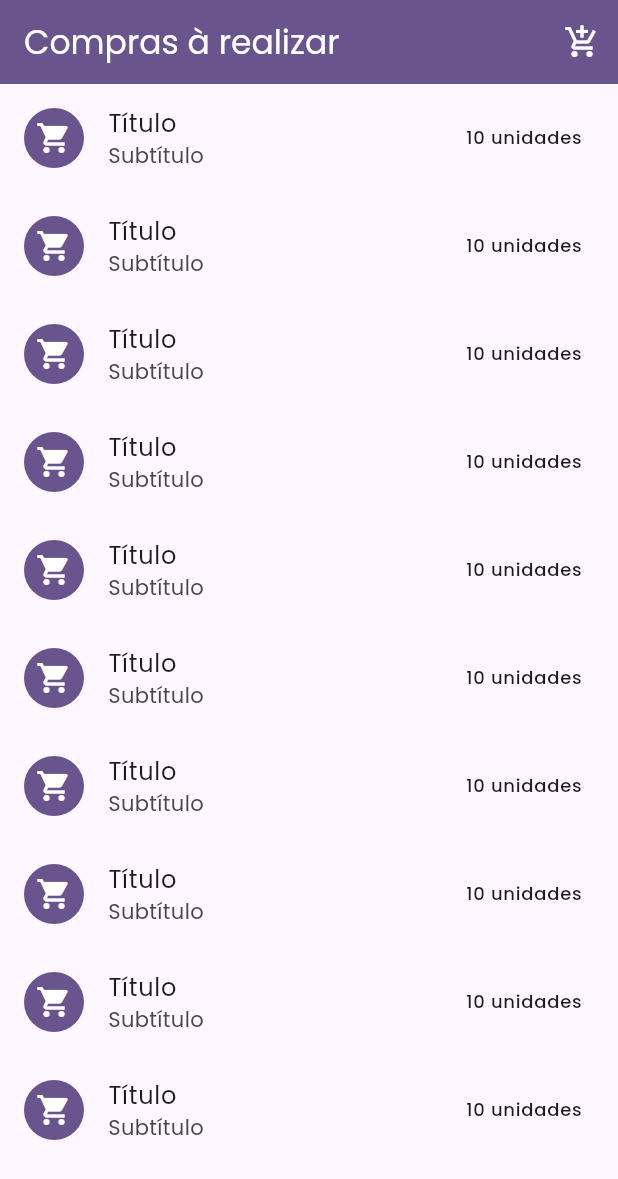
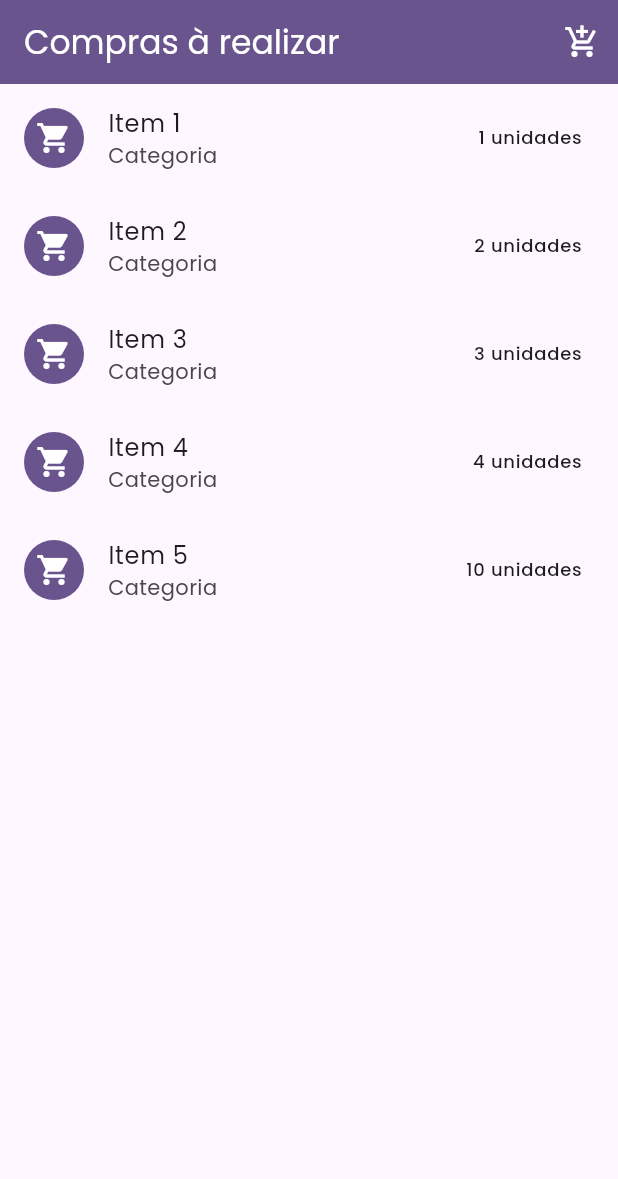
Before and after one commit to Anotherafael/shoplist, a Flutter app: the screen it shows after launch, on a phone screen of 412 x 824 dp. Shown: the top 1179 px of the screen. Run offline on Flutter 3.47's test engine with Material 3 defaults, Android fonts, the phone set to English and light mode, and no system bars; our stand-ins replace dartz, equatable, flutter_riverpod, get_it, google_fonts, lottie.

Commit message:
➕ Mock list with state management added.

```diff
--- a/lib/app/domain/entities/shop_item_entity.dart
+++ b/lib/app/domain/entities/shop_item_entity.dart
@@ -3,11 +3,13 @@
 abstract class ShopItemEntity {
   String id;
   String name;
+  int quantity;
   // CategoryEntity category;
 
   ShopItemEntity({
     required this.id,
     required this.name,
+    required this.quantity,
     // required this.category,
   });
 }
--- a/lib/app/domain/repositories/shop_item_repository.dart
+++ b/lib/app/domain/repositories/shop_item_repository.dart
@@ -5,5 +5,5 @@ import '../entities/shop_item_entity.dart';
 
 abstract class IShopItemRepository {
   Future<Either<Failure, Unit>> add(ShopItemEntity item);
-  // Future<Either<Failure, Unit>> fetch();
+  Future<Either<Failure, List<ShopItemEntity>>> fetch();
 }
--- /dev/null
+++ b/lib/app/infra/mocked_data/shopitems_mock.dart
@@ -0,0 +1,24 @@
+import '../models/shop_item_model.dart';
+
+final shopItemsMock = [
+  ShopItemModel(
+    name: 'Item 1',
+    quantity: 1,
+  ),
+  ShopItemModel(
+    name: 'Item 2',
+    quantity: 2,
+  ),
+  ShopItemModel(
+    name: 'Item 3',
+    quantity: 3,
+  ),
+  ShopItemModel(
+    name: 'Item 4',
+    quantity: 4,
+  ),
+  ShopItemModel(
+    name: 'Item 5',
+    quantity: 10,
+  ),
+];
--- a/lib/app/infra/models/shop_item_model.dart
+++ b/lib/app/infra/models/shop_item_model.dart
@@ -5,6 +5,7 @@ import '../../domain/entities/shop_item_entity.dart';
 class ShopItemModel implements ShopItemEntity {
   ShopItemModel({
     required this.name,
+    required this.quantity,
   }) : id = const Uuid().v4();
 
   @override
@@ -12,4 +13,7 @@ class ShopItemModel implements ShopItemEntity {
 
   @override
   String name;
+
+  @override
+  int quantity;
 }
--- a/lib/app/presenter/core/injection_container.dart
+++ b/lib/app/presenter/core/injection_container.dart
@@ -1,9 +1,11 @@
+import 'package:flutter_riverpod/flutter_riverpod.dart';
 import 'package:get_it/get_it.dart';
 import 'package:shoplist/app/presenter/modules/list/controllers/list_page_controller.dart';
 
 import '../../domain/usecases/add_shop_item.dart';
 import '../../infra/datasources/add_shop_item_source.dart';
-import '../../infra/repositories/add_shop_item_repository_impl.dart';
+import '../../infra/repositories/shop_item_repository_impl.dart';
+import '../../providers/shop_item_provider.dart';
 import 'navigation_service.dart';
 
 final getIt = GetIt.instance;
--- /dev/null
+++ b/lib/app/presenter/modules/list/components/list_item.dart
@@ -0,0 +1,33 @@
+import 'package:flutter/material.dart';
+import 'package:flutter_riverpod/flutter_riverpod.dart';
+
+import '../../../../infra/models/shop_item_model.dart';
+
+class ListItemWidget extends ConsumerWidget {
+  const ListItemWidget({
+    super.key,
+    required this.shopItem,
+  });
+
+  final ShopItemModel shopItem;
+
+  @override
+  Widget build(BuildContext context, WidgetRef ref) {
+    return ListTile(
+      leading: CircleAvatar(
+        backgroundColor: Theme.of(context).colorScheme.primary,
+        child: const Icon(
+          Icons.shopping_cart,
+          color: Colors.white,
+        ),
+      ),
+      title: Text(shopItem.name),
+      subtitle: const Text('Categoria'),
+      iconColor: Theme.of(context).colorScheme.primary.withOpacity(0.5),
+      trailing: Text(
+        '${shopItem.quantity} unidades',
+        style: Theme.of(context).textTheme.labelMedium!,
+      ),
+    );
+  }
+}
--- a/lib/app/presenter/modules/list/controllers/list_page_controller.dart
+++ b/lib/app/presenter/modules/list/controllers/list_page_controller.dart
@@ -1,7 +1,19 @@
+import 'package:flutter_riverpod/flutter_riverpod.dart';
+import 'package:shoplist/app/domain/entities/shop_item_entity.dart';
+import 'package:shoplist/app/infra/models/shop_item_model.dart';
+import 'package:shoplist/app/infra/repositories/shop_item_repository_impl.dart';
 import 'package:shoplist/app/presenter/core/injection_container.dart';
+import 'package:shoplist/app/providers/shop_item_provider.dart';
 
 import '../../../core/navigation_service.dart';
 
 class ListPageController {
+  ListPageController();
+
   final _navigationService = getIt<NavigationService>();
+  final _repository = getIt<ShopItemRepository>();
+
+  List<ShopItemModel> fetch(WidgetRef ref) {
+    return ref.watch(shopItemProvider) as List<ShopItemModel>;
+  }
 }
--- a/lib/app/presenter/modules/list/pages/list_page.dart
+++ b/lib/app/presenter/modules/list/pages/list_page.dart
@@ -1,5 +1,11 @@
 import 'package:flutter/material.dart';
 import 'package:flutter_riverpod/flutter_riverpod.dart';
+import 'package:shoplist/app/presenter/core/injection_container.dart';
+import 'package:shoplist/app/presenter/modules/list/components/list_item.dart';
+import 'package:shoplist/app/providers/shop_item_provider.dart';
+
+import '../../../../infra/models/shop_item_model.dart';
+import '../controllers/list_page_controller.dart';
 
 class ListPage extends ConsumerStatefulWidget {
   const ListPage({super.key});
@@ -9,6 +15,8 @@ class ListPage extends ConsumerStatefulWidget {
 }
 
 class _ListPageState extends ConsumerState<ListPage> {
+  final _controller = getIt<ListPageController>();
+
   @override
   Widget build(BuildContext context) {
     return Scaffold(
@@ -32,27 +40,23 @@ class _ListPageState extends ConsumerState<ListPage> {
       ),
       body: Container(
         color: Theme.of(context).colorScheme.background,
-        child: ListView.builder(
-          itemCount: 10,
-          itemBuilder: (_, index) {
-            return ListTile(
-              leading: CircleAvatar(
-                backgroundColor: Theme.of(context).colorScheme.primary,
-                child: const Icon(
-                  Icons.shopping_cart,
-                  color: Colors.white,
-                ),
-              ),
-              title: const Text('Título'),
-              subtitle: const Text('Subtítulo'),
-              iconColor: Theme.of(context).colorScheme.primary.withOpacity(0.5),
-              trailing: Text(
-                '10 unidades',
-                style: Theme.of(context).textTheme.labelMedium!,
-              ),
-            );
-          },
-        ),
+        child: FutureBuilder(
+            future: ref.watch(shopItemProvider.notifier).fetch(),
+            builder: (_, snapshot) {
+              if (snapshot.connectionState == ConnectionState.waiting) {
+                return const Center(
+                  child: CircularProgressIndicator(),
+                );
+              } else {
+                return ListView.builder(
+                  itemCount: _controller.fetch(ref).length,
+                  itemBuilder: (_, index) {
+                    final shopItem = _controller.fetch(ref)[index];
+                    return ListItemWidget(shopItem: shopItem);
+                  },
+                );
+              }
+            }),
       ),
     );
   }
--- a/lib/app/presenter/modules/splash/splash_page.dart
+++ b/lib/app/presenter/modules/splash/splash_page.dart
@@ -19,7 +19,7 @@ class _SplashPageState extends State<SplashPage> {
   void initState() {
     super.initState();
     Future<dynamic>.delayed(
-      const Duration(seconds: 5),
+      const Duration(seconds: 2),
       () => _navigationService.replacementToNamed(RouteStrings.list),
     );
   }
--- /dev/null
+++ b/lib/app/providers/shop_item_provider.dart
@@ -0,0 +1,24 @@
+import 'package:flutter_riverpod/flutter_riverpod.dart';
+import 'package:shoplist/app/infra/mocked_data/shopitems_mock.dart';
+import 'package:shoplist/app/presenter/core/injection_container.dart';
+
+import '../domain/entities/shop_item_entity.dart';
+import '../infra/repositories/shop_item_repository_impl.dart';
+
+class ShopItemNotifier extends StateNotifier<List<ShopItemEntity>> {
+  ShopItemNotifier() : super([]);
+
+  final _repository = getIt<ShopItemRepository>();
+  Future<void> fetch() async {
+    final response = await _repository.fetch();
+    response.fold(
+      (l) => null,
+      (r) => state = r,
+    );
+  }
+}
+
+final shopItemProvider =
+    StateNotifierProvider<ShopItemNotifier, List<ShopItemEntity>>(
+  (ref) => ShopItemNotifier(),
+);
```
Also changed, not shown: lib/app/infra/repositories/shop_item_repository_impl.dart (renamed from lib/app/infra/repositories/add_shop_item_repository_impl.dart, +10 -4 lines).
